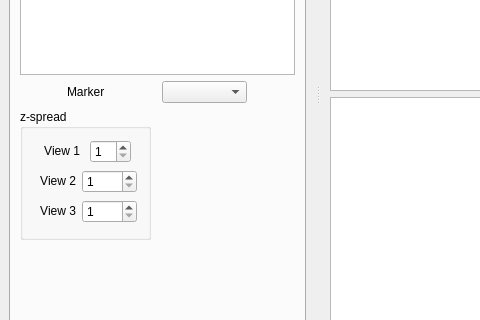
Above: designerFiles/lasagna_mainWindow.ui from SainsburyWellcomeCentre/lasagna before the change; both pictures show x 0 to 480 and y 317 to 637 of the 1002 by 795 pixel window. Below: the same form after it.
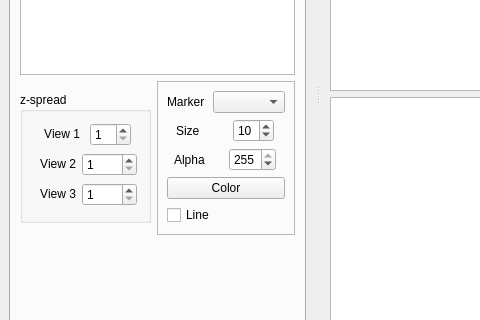
That is the form after the change. The open tabs and pages were chosen to show the change. Icons and pictures are not drawn. Custom widgets are drawn as their Qt base class.

Commit message: Add some more UI elements to points tab

Diff of the .ui file:
```diff
--- a/designerFiles/lasagna_mainWindow.ui
+++ b/designerFiles/lasagna_mainWindow.ui
@@ -201,7 +201,7 @@
         <attribute name="title">
          <string>Points</string>
         </attribute>
-        <layout class="QVBoxLayout" name="verticalLayout_4">
+        <layout class="QVBoxLayout" name="verticalLayout_5">
          <item>
           <widget class="QTreeView" name="points_TreeView">
            <property name="sizePolicy">
@@ -225,44 +225,7 @@
           </widget>
          </item>
          <item>
-          <layout class="QHBoxLayout" name="horizontalLayout_4">
-           <item>
-            <widget class="QLabel" name="labelMarker">
-             <property name="sizePolicy">
-              <sizepolicy hsizetype="Fixed" vsizetype="Fixed">
-               <horstretch>0</horstretch>
-               <verstretch>0</verstretch>
-              </sizepolicy>
-             </property>
-             <property name="maximumSize">
-              <size>
-               <width>42</width>
-               <height>24</height>
-              </size>
-             </property>
-             <property name="text">
-              <string>Marker</string>
-             </property>
-            </widget>
-           </item>
-           <item>
-            <widget class="QComboBox" name="marker_comboBox">
-             <property name="sizePolicy">
-              <sizepolicy hsizetype="Fixed" vsizetype="Fixed">
-               <horstretch>0</horstretch>
-               <verstretch>0</verstretch>
-              </sizepolicy>
-             </property>
-             <property name="maximumSize">
-              <size>
-               <width>85</width>
-               <height>24</height>
-              </size>
-             </property>
-            </widget>
-           </item>
-          </layout>
-         </item>
+          <layout class="QHBoxLayout" name="horizontalLayout_10">
          <item>
           <widget class="QGroupBox" name="groupBoxAxisRatio_2">
            <property name="sizePolicy">
@@ -442,6 +405,157 @@
           </widget>
          </item>
          <item>
+            <widget class="QFrame" name="frame">
+             <property name="frameShape">
+              <enum>QFrame::StyledPanel</enum>
+             </property>
+             <property name="frameShadow">
+              <enum>QFrame::Raised</enum>
+             </property>
+             <layout class="QVBoxLayout" name="verticalLayout_4">
+              <item>
+               <layout class="QHBoxLayout" name="horizontalLayout_4">
+                <item>
+                 <widget class="QLabel" name="labelMarker">
+                  <property name="sizePolicy">
+                   <sizepolicy hsizetype="Fixed" vsizetype="Fixed">
+                    <horstretch>0</horstretch>
+                    <verstretch>0</verstretch>
+                   </sizepolicy>
+                  </property>
+                  <property name="maximumSize">
+                   <size>
+                    <width>42</width>
+                    <height>24</height>
+                   </size>
+                  </property>
+                  <property name="text">
+                   <string>Marker</string>
+                  </property>
+                 </widget>
+                </item>
+                <item>
+                 <widget class="QComboBox" name="marker_comboBox">
+                  <property name="sizePolicy">
+                   <sizepolicy hsizetype="Fixed" vsizetype="Fixed">
+                    <horstretch>0</horstretch>
+                    <verstretch>0</verstretch>
+                   </sizepolicy>
+                  </property>
+                  <property name="maximumSize">
+                   <size>
+                    <width>85</width>
+                    <height>24</height>
+                   </size>
+                  </property>
+                 </widget>
+                </item>
+               </layout>
+              </item>
+              <item>
+               <layout class="QHBoxLayout" name="horizontalLayout_8">
+                <item>
+                 <widget class="QLabel" name="labelMarker_2">
+                  <property name="sizePolicy">
+                   <sizepolicy hsizetype="Fixed" vsizetype="Fixed">
+                    <horstretch>0</horstretch>
+                    <verstretch>0</verstretch>
+                   </sizepolicy>
+                  </property>
+                  <property name="maximumSize">
+                   <size>
+                    <width>42</width>
+                    <height>24</height>
+                   </size>
+                  </property>
+                  <property name="text">
+                   <string>Size</string>
+                  </property>
+                 </widget>
+                </item>
+                <item>
+                 <widget class="QSpinBox" name="markerSize_spinBox">
+                  <property name="sizePolicy">
+                   <sizepolicy hsizetype="Fixed" vsizetype="Fixed">
+                    <horstretch>0</horstretch>
+                    <verstretch>0</verstretch>
+                   </sizepolicy>
+                  </property>
+                  <property name="minimum">
+                   <number>1</number>
+                  </property>
+                  <property name="maximum">
+                   <number>99</number>
+                  </property>
+                  <property name="value">
+                   <number>10</number>
+                  </property>
+                 </widget>
+                </item>
+               </layout>
+              </item>
+              <item>
+               <layout class="QHBoxLayout" name="horizontalLayout_9">
+                <item>
+                 <widget class="QLabel" name="labelMarker_3">
+                  <property name="sizePolicy">
+                   <sizepolicy hsizetype="Fixed" vsizetype="Fixed">
+                    <horstretch>0</horstretch>
+                    <verstretch>0</verstretch>
+                   </sizepolicy>
+                  </property>
+                  <property name="maximumSize">
+                   <size>
+                    <width>42</width>
+                    <height>24</height>
+                   </size>
+                  </property>
+                  <property name="text">
+                   <string>Alpha</string>
+                  </property>
+                 </widget>
+                </item>
+                <item>
+                 <widget class="QSpinBox" name="markeAlpha_spinBox">
+                  <property name="sizePolicy">
+                   <sizepolicy hsizetype="Fixed" vsizetype="Fixed">
+                    <horstretch>0</horstretch>
+                    <verstretch>0</verstretch>
+                   </sizepolicy>
+                  </property>
+                  <property name="minimum">
+                   <number>0</number>
+                  </property>
+                  <property name="maximum">
+                   <number>255</number>
+                  </property>
+                  <property name="value">
+                   <number>255</number>
+                  </property>
+                 </widget>
+                </item>
+               </layout>
+              </item>
+              <item>
+               <widget class="QPushButton" name="markerColor_pushButton">
+                <property name="text">
+                 <string>Color</string>
+                </property>
+               </widget>
+              </item>
+              <item>
+               <widget class="QCheckBox" name="checkBox">
+                <property name="text">
+                 <string>Line</string>
+                </property>
+               </widget>
+              </item>
+             </layout>
+            </widget>
+           </item>
+          </layout>
+         </item>
+         <item>
           <spacer name="verticalSpacer">
            <property name="orientation">
             <enum>Qt::Vertical</enum>
@@ -449,7 +563,7 @@
            <property name="sizeHint" stdset="0">
             <size>
              <width>20</width>
-             <height>200</height>
+             <height>208</height>
             </size>
            </property>
           </spacer>
```
Left out of the diff: 9 changed lines with no effect on the pictures. Lines whose indentation alone changed are shown as unchanged. The commit also changes 1 other file.
